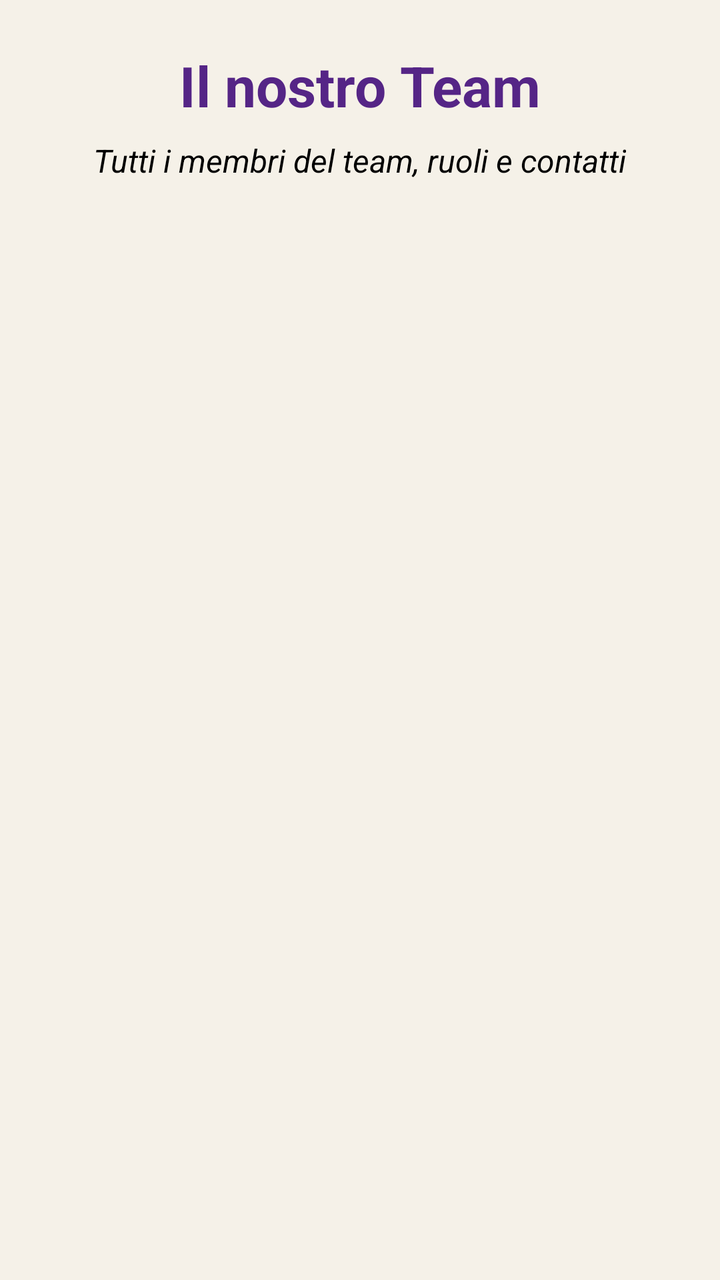
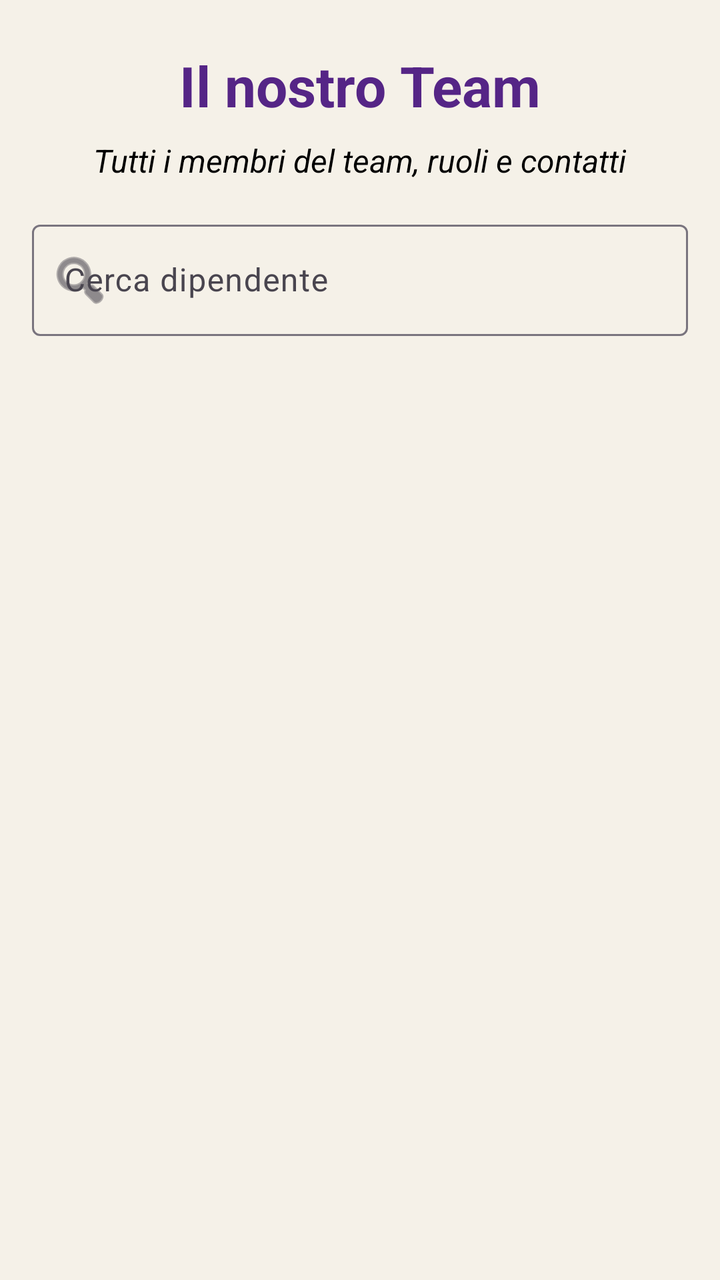

The first picture is an Android layout as it rendered before a commit; the second is the same layout after the commit. The layout source and the unified diff follow.
<!-- AndroidManifest.xml: application theme Theme.CoreTeamProject -->
<!-- res/layout/fragment_team.xml -->
<?xml version="1.0" encoding="utf-8"?>
<layout xmlns:android="http://schemas.android.com/apk/res/android"
    xmlns:app="http://schemas.android.com/apk/res-auto">

    <data>
        <import type="android.view.View" />
        <variable
            name="viewModel"
            type="com.example.coreteamproject.UsersViewModel" />
    </data>

    <androidx.constraintlayout.widget.ConstraintLayout
        android:layout_width="match_parent"
        android:layout_height="match_parent"
        android:background="@color/background_cream">

    <TextView
        android:id="@+id/textViewTeam"
        android:layout_width="wrap_content"
        android:layout_height="wrap_content"
        android:text="Il nostro Team"
        android:textColor="@color/purple_500"
        android:textSize="28sp"
        android:textStyle="bold"
        android:layout_marginTop="24dp"
        app:layout_constraintEnd_toEndOf="parent"
        app:layout_constraintStart_toStartOf="parent"
        app:layout_constraintTop_toTopOf="parent" />

        <TextView
            android:id="@+id/textDescriptionTeam"
            android:layout_width="wrap_content"
            android:layout_height="wrap_content"
            android:text="Tutti i membri del team, ruoli e contatti"
            android:textColor="@color/black"
            android:textSize="16sp"
            android:textStyle="italic"
            app:layout_constraintTop_toBottomOf="@id/textViewTeam"
            app:layout_constraintEnd_toEndOf="parent"
            app:layout_constraintHorizontal_bias="0.498"
            app:layout_constraintStart_toStartOf="parent"
            android:layout_marginTop="8dp" />

    <ScrollView
        android:id="@+id/scrollViewTeam"
        android:layout_width="match_parent"
        android:layout_height="0dp"
        android:layout_marginTop="16dp"
        android:layout_marginStart="16dp"
        android:layout_marginEnd="16dp"
        app:layout_constraintBottom_toBottomOf="parent"
        app:layout_constraintEnd_toEndOf="parent"
        app:layout_constraintStart_toStartOf="parent"
        app:layout_constraintTop_toBottomOf="@id/textDescriptionTeam">

        <LinearLayout
            android:id="@+id/teamMembersLayout"
            android:layout_width="match_parent"
            android:layout_height="wrap_content"
            android:orientation="vertical"/>

    </ScrollView>

        
    <ProgressBar
        android:id="@+id/progressBarTeam"
        android:layout_width="wrap_content"
        android:layout_height="wrap_content"
        android:visibility="@{viewModel.isLoading ? View.VISIBLE : View.GONE}"
        app:layout_constraintBottom_toBottomOf="parent"
        app:layout_constraintEnd_toEndOf="parent"
        app:layout_constraintStart_toStartOf="parent"
        app:layout_constraintTop_toTopOf="parent" />

    </androidx.constraintlayout.widget.ConstraintLayout>

</layout>
<!-- resources referenced by this layout -->
<resources>
  <color name="background_cream">#F5F1E8</color> // sfondo app
  <color name="black">#FF000000</color>
  <color name="purple_500">#552586 </color> // tutti i dettagli viola
  <style name="Theme.CoreTeamProject" parent="Base.Theme.CoreTeamProject" />
  <style name="Base.Theme.CoreTeamProject" parent="Theme.Material3.DayNight.NoActionBar">
          
          <item name="colorPrimary">@color/purple_500</item>
          <item name="colorPrimaryVariant">@color/purple_500</item>
          <item name="colorOnPrimary">@color/white</item>
  
          
          <item name="android:windowBackground">@color/background_cream</item>
          <item name="colorSurface">@color/white</item>
          <item name="colorOnSurface">@color/black</item>
  
          
          <item name="android:textColor">@color/black</item>
          <item name="android:textColorPrimary">@color/black</item>
  
          
          <item name="colorPrimaryContainer">@color/purple_500</item>
          <item name="colorOnPrimaryContainer">@color/white</item>
      </style>
  <color name="white">#FFFFFFFF</color>
</resources>

<!-- the commit's change to res/layout/fragment_team.xml (unified diff, before → after) -->
@@ -41,6 +41,29 @@
             app:layout_constraintStart_toStartOf="parent"
             android:layout_marginTop="8dp" />
 
+    
+    <com.google.android.material.textfield.TextInputLayout
+        android:id="@+id/searchLayout"
+        android:layout_width="match_parent"
+        android:layout_height="wrap_content"
+        android:layout_marginStart="16dp"
+        android:layout_marginTop="16dp"
+        android:layout_marginEnd="16dp"
+        android:hint="Cerca dipendente"
+        app:startIconDrawable="@android:drawable/ic_menu_search"
+        app:layout_constraintEnd_toEndOf="parent"
+        app:layout_constraintStart_toStartOf="parent"
+        app:layout_constraintTop_toBottomOf="@id/textDescriptionTeam">
+
+        <com.google.android.material.textfield.TextInputEditText
+            android:id="@+id/searchEditText"
+            android:layout_width="match_parent"
+            android:layout_height="wrap_content"
+            android:imeOptions="actionSearch"
+            android:inputType="text"
+            android:maxLines="1" />
+    </com.google.android.material.textfield.TextInputLayout>
+
     <ScrollView
         android:id="@+id/scrollViewTeam"
         android:layout_width="match_parent"
@@ -51,7 +74,7 @@
         app:layout_constraintBottom_toBottomOf="parent"
         app:layout_constraintEnd_toEndOf="parent"
         app:layout_constraintStart_toStartOf="parent"
-        app:layout_constraintTop_toBottomOf="@id/textDescriptionTeam">
+        app:layout_constraintTop_toBottomOf="@id/searchLayout">
 
         <LinearLayout
             android:id="@+id/teamMembersLayout"
